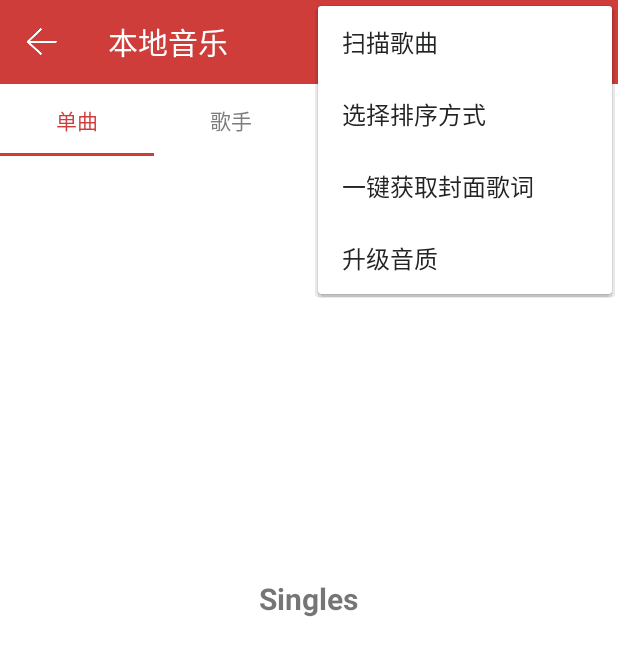
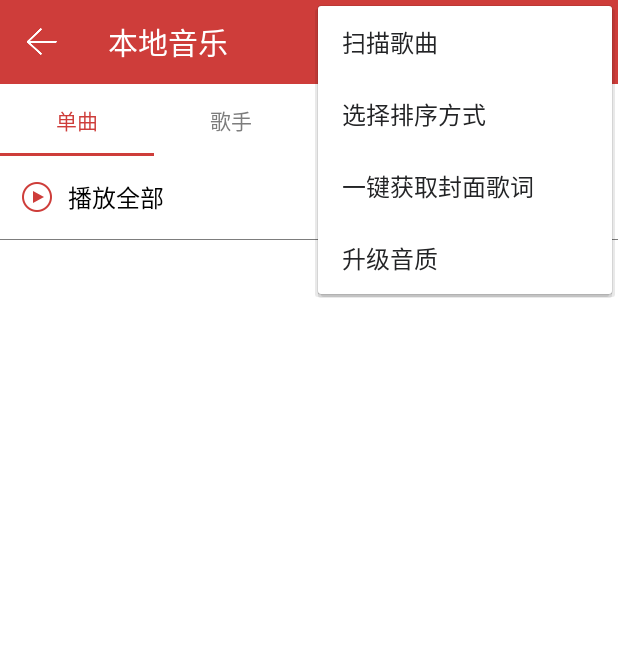
Before and after one commit to Limuyang1013/ImitateNetEasyCloud, an Android app: the SinglesFragment screen opened directly, with no data from a screen before it, with the options menu open, on a phone screen of 412 x 824 dp. Shown: the top 656 px of the screen. Run offline under Robolectric (Android 15) with nearby library versions, the phone set to English and light mode, and no system bars; libraries missing offline, so code that uses them is left out: com.readystatesoftware.systembartint; network calls fail; 3 statements that could not run were skipped.

Commit message:
更新界面

```diff
--- a/app/src/main/java/com/stest/InnerFragment/SinglesFragment.java
+++ b/app/src/main/java/com/stest/InnerFragment/SinglesFragment.java
@@ -5,13 +5,20 @@ import android.support.v4.app.Fragment;
 import android.view.LayoutInflater;
 import android.view.View;
 import android.view.ViewGroup;
+import android.widget.ImageView;
+import android.widget.RelativeLayout;
 
 import com.lidroid.xutils.ViewUtils;
+import com.lidroid.xutils.view.annotation.ViewInject;
 import com.stest.neteasycloud.R;
 
 // 单曲
-public class SinglesFragment extends Fragment {
+public class SinglesFragment extends Fragment implements View.OnClickListener {
 
+    @ViewInject(R.id.play_all_layout)
+    private RelativeLayout play_layout;
+    @ViewInject(R.id.play_all_select)
+    private ImageView select;
     private View v;
 
     @Override
@@ -21,7 +28,24 @@ public class SinglesFragment extends Fragment {
         }
         View v = inflater.inflate(R.layout.fragment_singles, container, false);
         ViewUtils.inject(this, v);
+        initWidgets();
         return v;
     }
 
+    private void initWidgets() {
+        play_layout.setOnClickListener(this);
+        select.setOnClickListener(this);
+    }
+
+    @Override
+    public void onClick(View v) {
+        switch (v.getId()) {
+            //播放全部
+            case R.id.play_all_layout:
+                break;
+            //选择操作
+            case R.id.play_all_select:
+                break;
+        }
+    }
 }
--- a/app/src/main/res/layout/fragment_singles.xml
+++ b/app/src/main/res/layout/fragment_singles.xml
@@ -1,16 +1,68 @@
 <?xml version="1.0" encoding="utf-8"?>
-<RelativeLayout xmlns:android="http://schemas.android.com/apk/res/android"
-                android:layout_width="match_parent"
-                android:layout_height="match_parent">
-    <TextView
-        android:id="@+id/txt"
-        android:layout_width="wrap_content"
-        android:layout_height="wrap_content"
-        android:layout_alignParentTop="true"
-        android:layout_centerHorizontal="true"
-        android:layout_gravity="center_horizontal"
-        android:text="Singles"
-        android:layout_marginTop="281dp"
-        android:textSize="20sp"
-        android:textStyle="bold" />
-</RelativeLayout>
+<LinearLayout xmlns:android="http://schemas.android.com/apk/res/android"
+              android:layout_width="match_parent"
+              android:layout_height="match_parent"
+              android:orientation="vertical"
+    >
+
+    <RelativeLayout
+        android:id="@+id/play_all_layout"
+        android:layout_width="match_parent"
+        android:layout_height="55dp"
+        android:layout_gravity="center"
+        android:background="?android:attr/selectableItemBackground"
+        android:paddingLeft="10dp"
+        >
+
+        <ImageView
+            android:id="@+id/play_all_img"
+            android:layout_width="wrap_content"
+            android:layout_height="wrap_content"
+            android:layout_centerVertical="true"
+            android:background="@drawable/lay_icn_play"
+            />
+
+        <TextView
+            android:id="@+id/play_all_txt"
+            android:layout_width="wrap_content"
+            android:layout_height="wrap_content"
+            android:layout_centerVertical="true"
+            android:layout_marginLeft="5dp"
+            android:layout_toEndOf="@+id/play_all_img"
+            android:text="@string/play_all"
+            android:textColor="@color/black"
+            android:textSize="16sp"/>
+
+        <TextView
+            android:id="@+id/play_all_detail"
+            android:layout_width="wrap_content"
+            android:layout_height="wrap_content"
+            android:layout_centerVertical="true"
+            android:layout_marginLeft="2dp"
+            android:layout_toEndOf="@+id/play_all_txt"
+            android:textColor="#7D7D7D"
+            android:textSize="12sp"
+            />
+
+
+        <ImageView
+            android:id="@+id/play_all_select"
+            android:layout_width="wrap_content"
+            android:layout_height="match_parent"
+            android:layout_alignParentRight="true"
+            android:layout_centerInParent="true"
+            android:layout_gravity="center|clip_vertical"
+            android:gravity="end"
+            android:paddingLeft="15dp"
+            android:paddingRight="12dp"
+            android:background="?android:attr/selectableItemBackground"
+            android:src="@drawable/list_icn_mng"
+            />
+    </RelativeLayout>
+    <View
+        android:layout_width="match_parent"
+        android:layout_height="0.01dp"
+        android:background="#7D7D7D"
+        />
+
+</LinearLayout>
--- a/app/src/main/res/values/strings.xml
+++ b/app/src/main/res/values/strings.xml
@@ -20,6 +20,7 @@
     <string name="sequence">选择排序方式</string>
     <string name="list_lrc">一键获取封面歌词</string>
     <string name="tone_quality">升级音质</string>
+    <string name="play_all">播放全部</string>
     <string-array name="drag_lv_data">
         <item>推荐歌单</item>
         <item>独家放送</item>
```
Also changed, not shown: app/src/main/res/drawable-hdpi/lay_icn_play.png (added), app/src/main/res/drawable-hdpi/list_icn_mng_dis.png (added), app/src/main/res/drawable-xxhdpi/lay_icn_play.png (added), app/src/main/res/drawable-xxhdpi/list_icn_mng.png (added).
